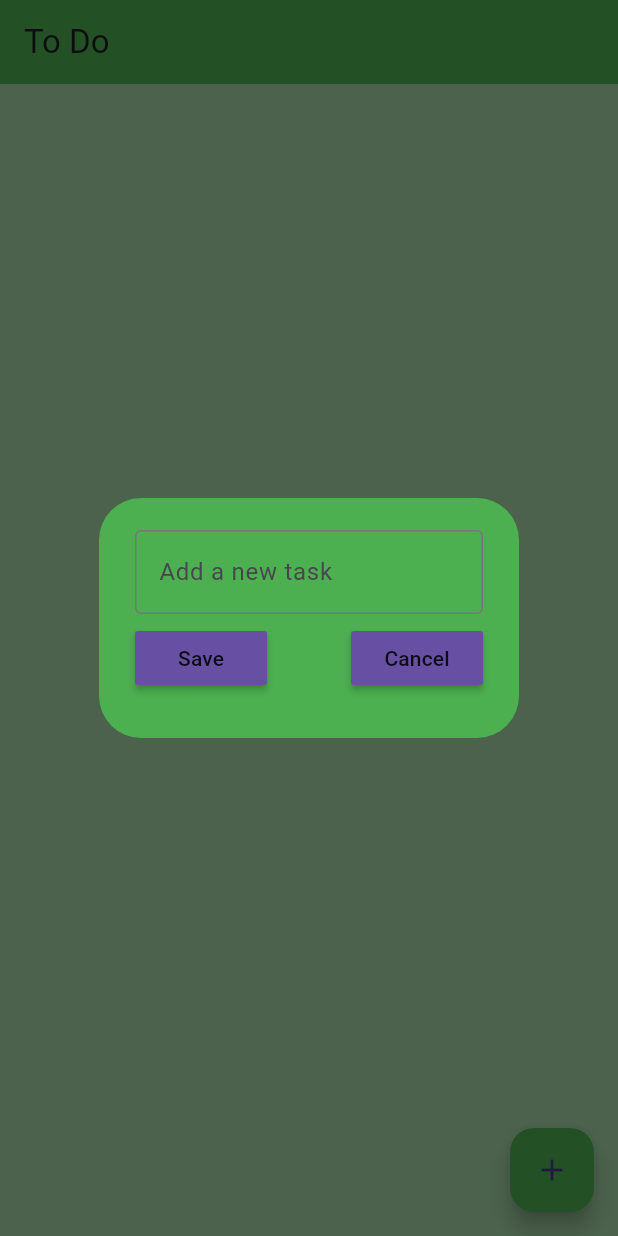
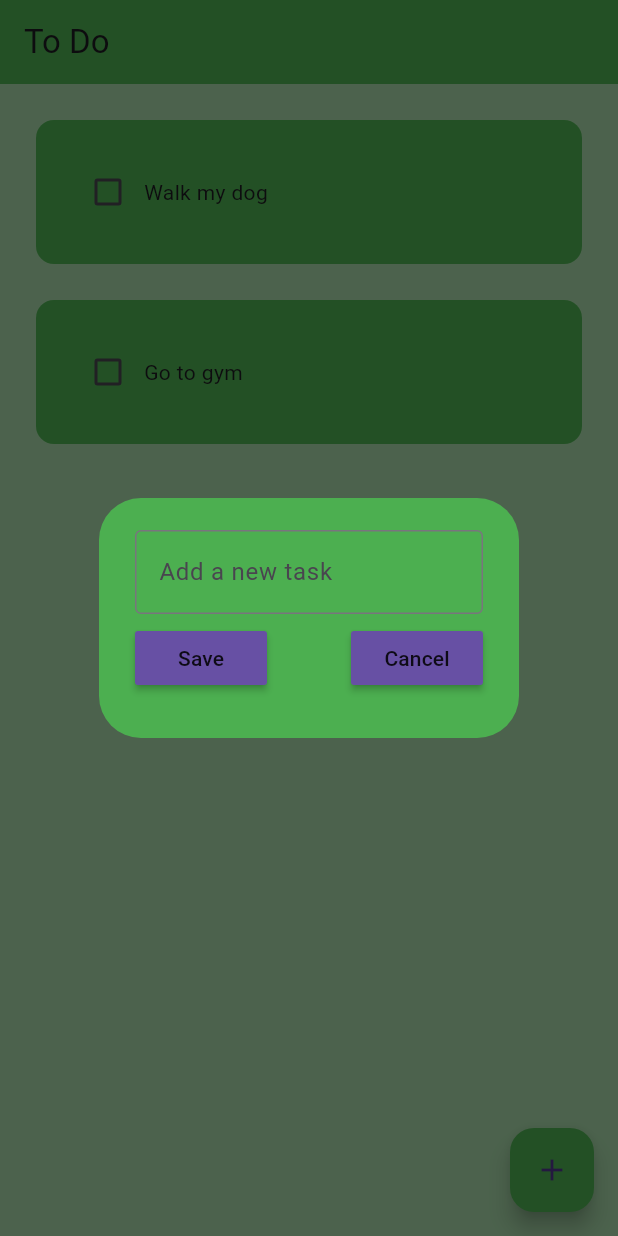
Before and after one commit to Raftouch/todo-app-flutter, a Flutter app: the screen it shows after launch, after a tap on the "add" icon, on a phone screen of 412 x 824 dp. Run offline on Flutter 3.47's test engine with Material 3 defaults, Android fonts, the phone set to English and light mode, and no system bars; drawn by our look-alikes of flutter_slidable; our stand-ins replace hive_flutter; accounts and stored records are empty.

Commit message:
add functions to get and update data

```diff
--- a/lib/data/db.dart
+++ b/lib/data/db.dart
@@ -4,5 +4,23 @@ class TodoDb {
   List todoList = [];
 
   // reference the box
-  final _myBox = Hive.openBox('mybox');
+  final _myBox = Hive.box('mybox');
+
+  // run this method if this is the 1st time ever opening the app
+  void createInitialData() {
+    todoList = [
+      ["Walk my dog", false],
+      ["Go to gym", false],
+    ];
+  }
+
+  // load data from db
+  void loadData() {
+    todoList = _myBox.get('TODOLIST');
+  }
+
+  // update db
+  void updateData() {
+    _myBox.put('TODOLIST', todoList);
+  }
 }
--- a/lib/pages/home_page.dart
+++ b/lib/pages/home_page.dart
@@ -13,8 +13,21 @@ class HomePage extends StatefulWidget {
 
 class _HomePageState extends State<HomePage> {
   // reference the box
-  final _myBox = Hive.openBox('mybox');
+  final _myBox = Hive.box('mybox');
   TodoDb db = TodoDb();
+
+  @override
+  void initState() {
+    // if this is the 1st time ever opening the app, the create default data
+    if (_myBox.get('TODOLIST') == null) {
+      db.createInitialData();
+    } else {
+      // there already exists data
+      db.loadData();
+    }
+
+    super.initState();
+  }
 
   // text controller
   final _controller = TextEditingController();
@@ -30,6 +43,7 @@ class _HomePageState extends State<HomePage> {
     setState(() {
       db.todoList[index][1] = !db.todoList[index][1];
     });
+    db.updateData();
   }
 
   // save new task
@@ -39,6 +53,7 @@ class _HomePageState extends State<HomePage> {
       _controller.clear();
     });
     Navigator.of(context).pop();
+    db.updateData();
   }
 
   //create a new task
@@ -58,6 +73,7 @@ class _HomePageState extends State<HomePage> {
     setState(() {
       db.todoList.removeAt(index);
     });
+    db.updateData();
   }
 
   @override
```
